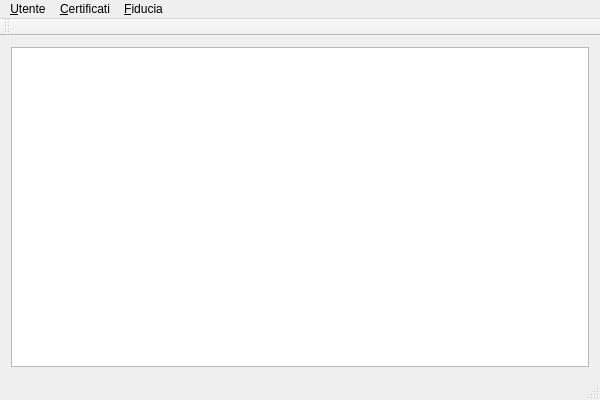
Above: WebOfTrust/weboftrust.ui from hariseldon78/web_of_trust before the change. Below: the same form after it.
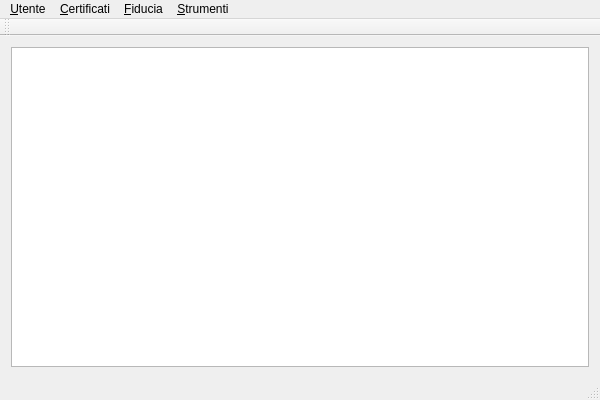
That is the form after the change.

```diff
--- a/WebOfTrust/weboftrust.ui
+++ b/WebOfTrust/weboftrust.ui
@@ -26,7 +26,7 @@
      <x>0</x>
      <y>0</y>
      <width>600</width>
-     <height>22</height>
+     <height>27</height>
     </rect>
    </property>
    <widget class="QMenu" name="menu_Certificati">
@@ -49,9 +49,16 @@
     </property>
     <addaction name="action_Login"/>
    </widget>
+   <widget class="QMenu" name="menu_Strumenti">
+    <property name="title">
+     <string>&amp;Strumenti</string>
+    </property>
+    <addaction name="action_Impostazioni"/>
+   </widget>
    <addaction name="menu_Utente"/>
    <addaction name="menu_Certificati"/>
    <addaction name="menu_Fiducia"/>
+   <addaction name="menu_Strumenti"/>
   </widget>
   <widget class="QToolBar" name="mainToolBar">
    <attribute name="toolBarArea">
```
Left out of the diff: 23 changed lines with no effect on the pictures.
